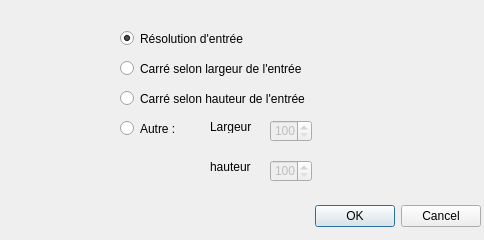
havetc/OpenFish, file getsize.ui: the form before one commit.
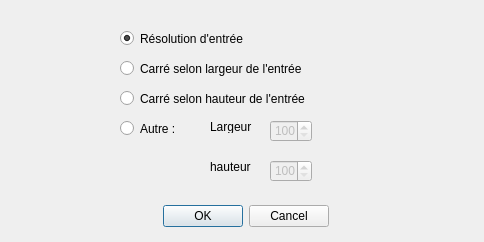
The form after the commit.

The edit to the form file:
```diff
--- a/getsize.ui
+++ b/getsize.ui
@@ -7,9 +7,27 @@
     <x>0</x>
     <y>0</y>
     <width>484</width>
-    <height>240</height>
+    <height>242</height>
    </rect>
   </property>
+  <property name="sizePolicy">
+   <sizepolicy hsizetype="Preferred" vsizetype="Preferred">
+    <horstretch>0</horstretch>
+    <verstretch>0</verstretch>
+   </sizepolicy>
+  </property>
+  <property name="minimumSize">
+   <size>
+    <width>484</width>
+    <height>242</height>
+   </size>
+  </property>
+  <property name="maximumSize">
+   <size>
+    <width>484</width>
+    <height>242</height>
+   </size>
+  </property>
   <property name="windowTitle">
    <string>Résolution de la vidéo convertie</string>
   </property>
@@ -31,6 +49,9 @@
    <property name="standardButtons">
     <set>QDialogButtonBox::Cancel|QDialogButtonBox::Ok</set>
    </property>
+   <property name="centerButtons">
+    <bool>true</bool>
+   </property>
   </widget>
   <widget class="QSpinBox" name="spinBoxWidth">
    <property name="enabled">
```
